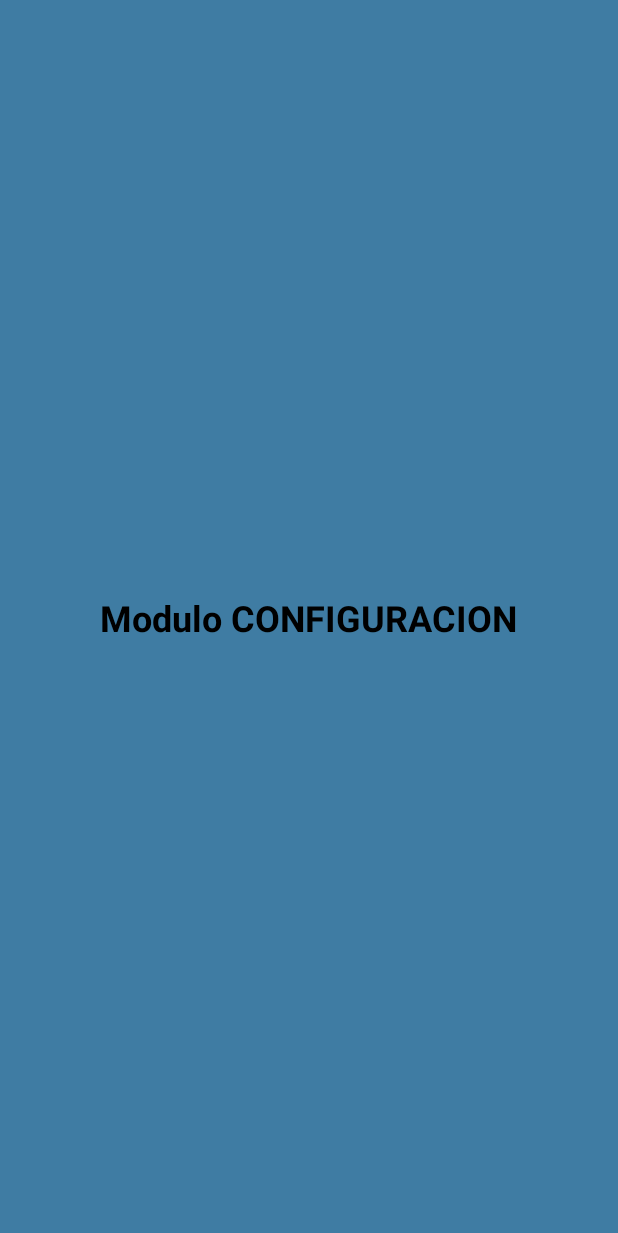
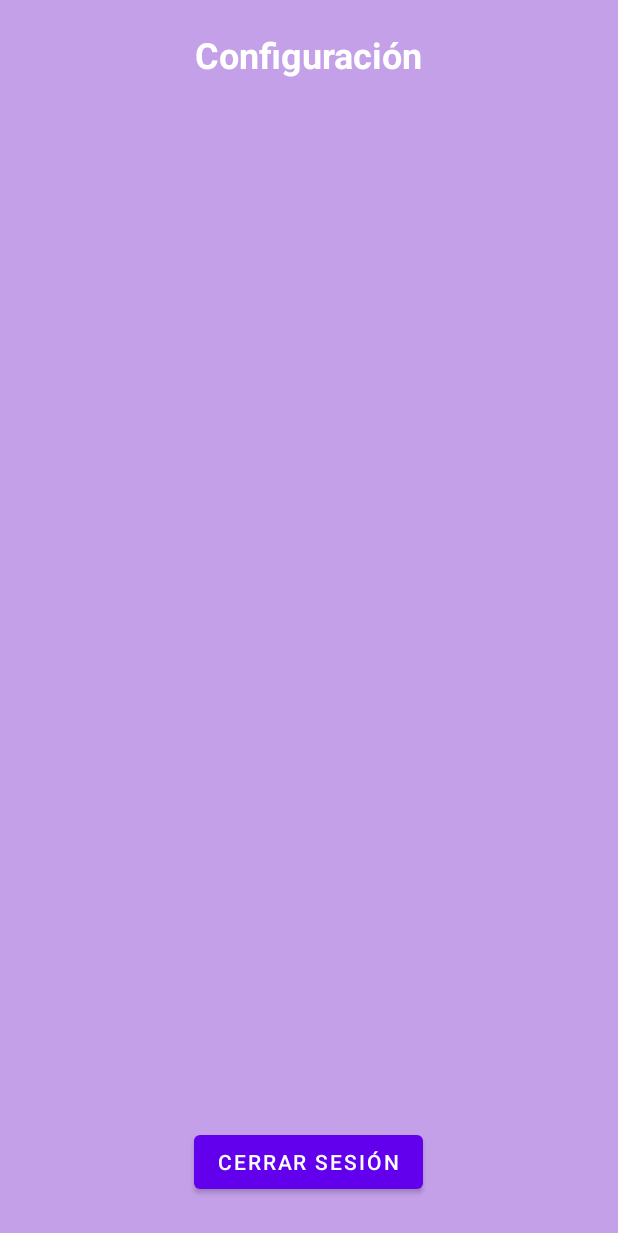
Before and after one commit to Ervinsalva97/GirlsApp, an Android app: the layout fragment_configuracion.xml on its own in the app's theme, with its tools: preview values and no code run, on a phone screen of 412 x 824 dp. Shown: the top 1233 px of the screen. Run offline under Robolectric (Android 15) with nearby library versions, the phone set to English and light mode, and no system bars.

Commit message:
corrección de diseño

```diff
--- a/app/build.gradle
+++ b/app/build.gradle
@@ -48,4 +48,7 @@ dependencies {
     testImplementation 'junit:junit:4.13.2'
     androidTestImplementation 'androidx.test.ext:junit:1.1.3'
     androidTestImplementation 'androidx.test.espresso:espresso-core:3.4.0'
+    implementation 'com.github.denzcoskun:ImageSlideshow:0.1.0'
+    implementation platform('com.google.firebase:firebase-bom:31.1.0')
+
 }
--- a/app/src/main/res/layout/activity_main2.xml
+++ b/app/src/main/res/layout/activity_main2.xml
@@ -22,6 +22,8 @@
         android:id="@+id/bottomNavigationView"
         android:layout_width="match_parent"
         android:layout_height="wrap_content"
+        app:itemIconTint="#A790F6"
+        app:itemTextColor="#7F7AEA"
         app:layout_constraintBottom_toBottomOf="parent"
         app:layout_constraintEnd_toEndOf="parent"
         app:layout_constraintHorizontal_bias="0.0"
--- a/app/src/main/res/layout/fragment_configuracion.xml
+++ b/app/src/main/res/layout/fragment_configuracion.xml
@@ -4,16 +4,27 @@
     android:layout_width="match_parent"
     android:layout_height="match_parent"
     tools:context=".fragment.ConfiguracionFragment"
-    android:background="#3f7ca3">
+    android:background="#C4A0E8">
 
     <!-- TODO: Update blank fragment layout -->
     <TextView
         android:layout_width="wrap_content"
         android:layout_height="wrap_content"
-        android:textColor="#000000"
-        android:layout_gravity="center"
-        android:textStyle="bold"
+        android:layout_gravity="center|top"
+        android:text="Configuración"
+        android:textColor="#FFFFFF"
+        android:layout_margin="20dp"
         android:textSize="24sp"
-        android:text="Modulo CONFIGURACION" />
+        android:textStyle="bold" />
+
+    <Button
+        android:id="@+id/btnCs"
+        android:layout_width="wrap_content"
+        android:layout_height="wrap_content"
+        android:text="Cerrar Sesión"
+        android:layout_margin="25dp"
+        android:layout_gravity="center|bottom"
+        />
+
 
 </FrameLayout>
--- /dev/null
+++ b/app/src/main/res/values-night/strings.xml
@@ -0,0 +1,4 @@
+<?xml version="1.0" encoding="utf-8"?>
+<resources>
+    <string name="modulo_inicio">Modulo inicio</string>
+</resources>
--- a/app/src/main/res/values/strings.xml
+++ b/app/src/main/res/values/strings.xml
@@ -15,4 +15,5 @@
     <string name="title_home">Home</string>
     <string name="title_dashboard">Dashboard</string>
     <string name="title_notifications">Notifications</string>
+    <string name="modulo_inicio">Modulo inicio</string>
 </resources>
--- a/gradle.properties
+++ b/gradle.properties
@@ -19,3 +19,4 @@ android.useAndroidX=true
 # resources declared in the library itself and none from the library's dependencies,
 # thereby reducing the size of the R class for that library
 android.nonTransitiveRClass=true
+android.enableJetifier=true
--- a/settings.gradle
+++ b/settings.gradle
@@ -10,6 +10,7 @@ dependencyResolutionManagement {
     repositories {
         google()
         mavenCentral()
+        maven { url 'https://jitpack.io' }
     }
 }
 rootProject.name = "GirlsApp"
```
Also changed, not shown: app/src/main/java/com/salazarv/girlsapp/fragment/ConfiguracionFragment.java (+23 -47 lines), app/src/main/java/com/salazarv/girlsapp/fragment/InicioFragment.java (+39 -43 lines), app/src/main/res/layout/fragment_inicio.xml (+41 -5 lines).
